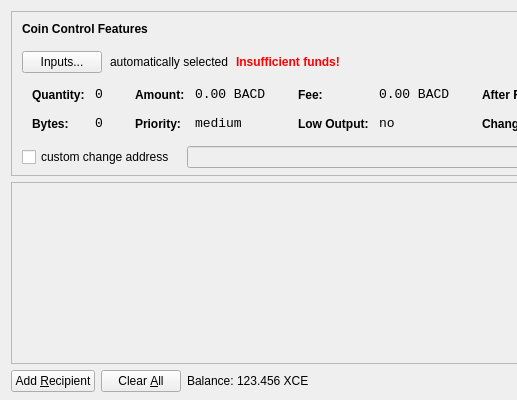
Before: the Qt Designer form src/qt/forms/sendcoinsdialog.ui in bhok/Backed, drawn with Qt 5; both pictures show x 0 to 517 and y 0 to 400 of the 850 by 400 pixel window.
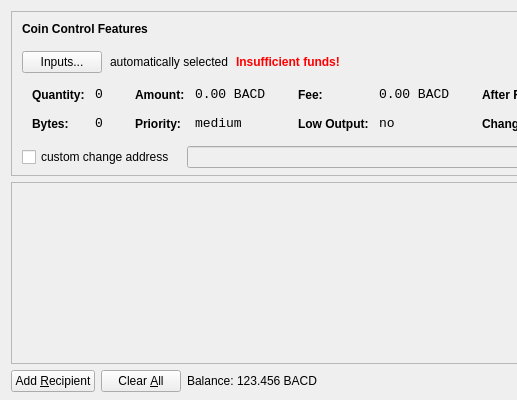
After: the same form once the commit is applied. Icons and pictures are not drawn.

```diff
--- a/src/qt/forms/sendcoinsdialog.ui
+++ b/src/qt/forms/sendcoinsdialog.ui
@@ -750,7 +750,7 @@
           <cursorShape>IBeamCursor</cursorShape>
          </property>
          <property name="text">
-          <string>123.456 XCE</string>
+          <string>123.456 BACD</string>
          </property>
          <property name="textInteractionFlags">
           <set>Qt::LinksAccessibleByMouse|Qt::TextSelectableByKeyboard|Qt::TextSelectableByMouse</set>
```
